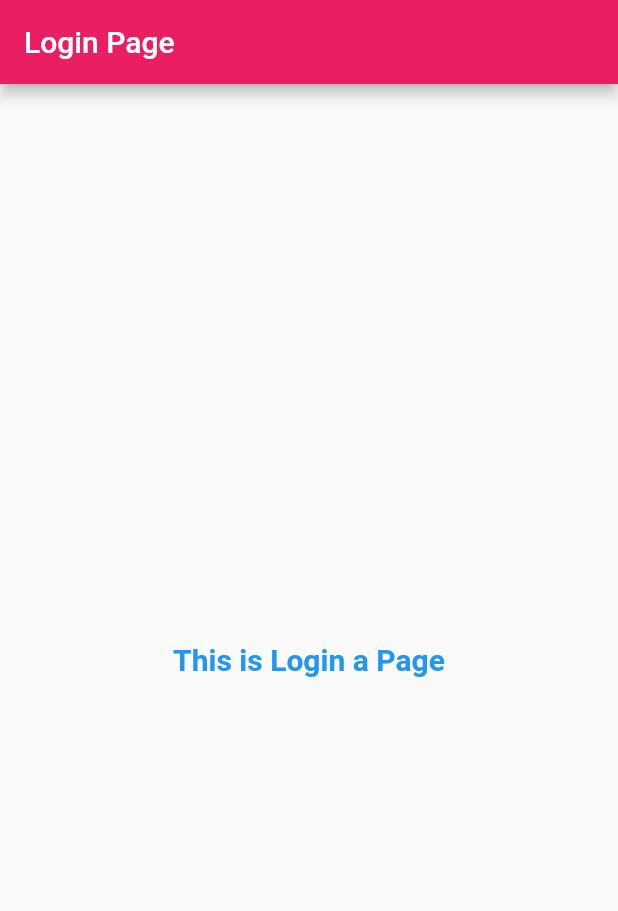
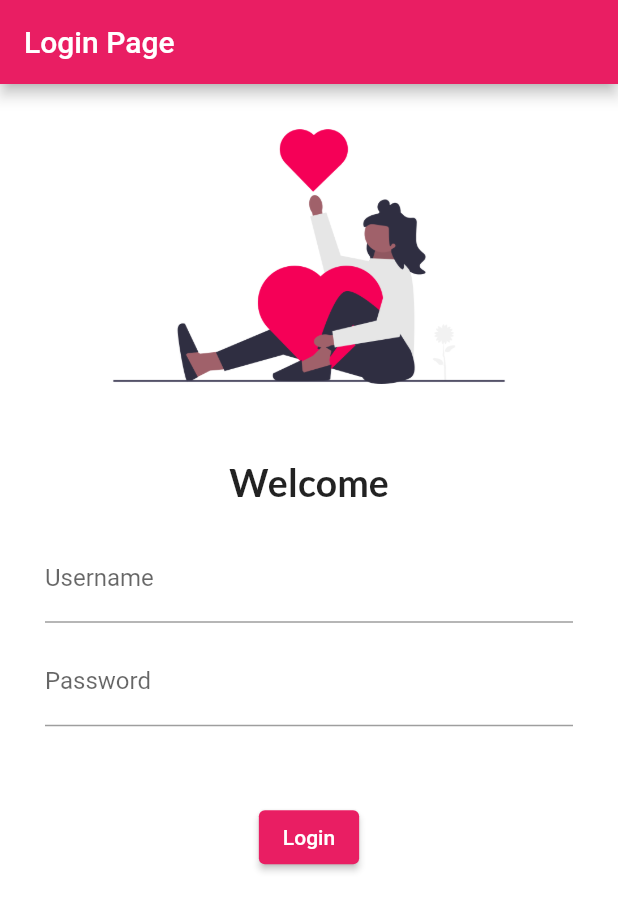
Before and after one commit to Naimishkumar1/flutter_application_1, a Flutter app: the screen it shows after launch, on a phone screen of 412 x 824 dp. Shown: the top 911 px of the screen. Run offline on Flutter 3.47's test engine with Material 2 defaults, Android fonts, the phone set to English and light mode, and no system bars; our stand-ins replace google_fonts.

Commit message:
day 4 completed

```diff
--- a/lib/Pages/LoginPage.dart
+++ b/lib/Pages/LoginPage.dart
@@ -1,6 +1,5 @@
-import 'dart:ui';
-
 import 'package:flutter/material.dart';
+import 'package:google_fonts/google_fonts.dart';
 
 class LoginPage extends StatelessWidget {
   @override
@@ -9,12 +8,42 @@ class LoginPage extends StatelessWidget {
       appBar: AppBar(
         title: const Text('Login Page'),
       ),
-      body: const Center(
-          child: Text(
-        'This is Login a Page',
-        style: TextStyle(
-            fontSize: 20, fontWeight: FontWeight.bold, color: Colors.blue,),
-      )),
+      body: Padding(
+        padding: const EdgeInsets.symmetric(vertical: 0, horizontal: 30),
+        child: Column(children: [
+          Image.asset("assets/images/imas.png"),
+          const SizedBox(
+            height: 20,
+          ),
+          Text(
+            'Welcome',
+            style: TextStyle(
+                fontSize: 25,
+                fontWeight: FontWeight.bold,
+                fontFamily: GoogleFonts.lato().fontFamily),
+          ),
+          const SizedBox(
+            height: 20,
+          ),
+          TextFormField(
+            decoration: const InputDecoration(
+                hintText: "Enter Username", labelText: "Username"),
+          ),
+          const SizedBox(height: 10),
+          TextFormField(
+            decoration: const InputDecoration(
+                hintText: "Enter password", labelText: "Password"),
+            obscureText: true,
+          ),
+          const SizedBox(height: 50),
+          ElevatedButton(
+              onPressed: () {
+                print("Button Pressed");
+              },
+              child: const Text('Login'))
+        ]),
+      ),
+      backgroundColor: Colors.white,
     );
   }
 }
--- a/lib/main.dart
+++ b/lib/main.dart
@@ -1,6 +1,7 @@
 import 'package:flutter/material.dart';
 import 'package:flutter_application_1/Pages/HomePage.dart';
 import 'package:flutter_application_1/Pages/loginPage.dart';
+import 'package:google_fonts/google_fonts.dart';
 
 void main() => runApp(const MyApp());
 
@@ -14,13 +15,15 @@ class MyApp extends StatefulWidget {
 class _MyAppState extends State<MyApp> {
   @override
   Widget build(BuildContext context) {
-    return  MaterialApp(
+    return MaterialApp(
       themeMode: ThemeMode.light,
-      theme: ThemeData(primarySwatch: Colors.pink),
+      theme: ThemeData(
+          primarySwatch: Colors.pink,
+          primaryTextTheme: GoogleFonts.latoTextTheme()),
       routes: {
-        "/":(context)=> LoginPage(),
-        "/login":(context) =>HomePage(),
+        "/": (context) => LoginPage(),
+        "/login": (context) => HomePage(),
       },
-    ) ;
+    );
   }
 }
--- a/pubspec.yaml
+++ b/pubspec.yaml
@@ -34,6 +34,7 @@ dependencies:
   # The following adds the Cupertino Icons font to your application.
   # Use with the CupertinoIcons class for iOS style icons.
   cupertino_icons: ^1.0.2
+  google_fonts: ^3.0.1
 
 dev_dependencies:
   flutter_test:
@@ -58,8 +59,8 @@ flutter:
   uses-material-design: true
 
   # To add assets to your application, add an assets section, like this:
-  # assets:
-  #   - images/a_dot_burr.jpeg
+  assets:
+    - assets/images/imas.png
   #   - images/a_dot_ham.jpeg
 
   # An image asset can refer to one or more resolution-specific "variants", see
```
Also changed, not shown: assets/images/imas.png (added), pubspec.lock, 1 other file.
